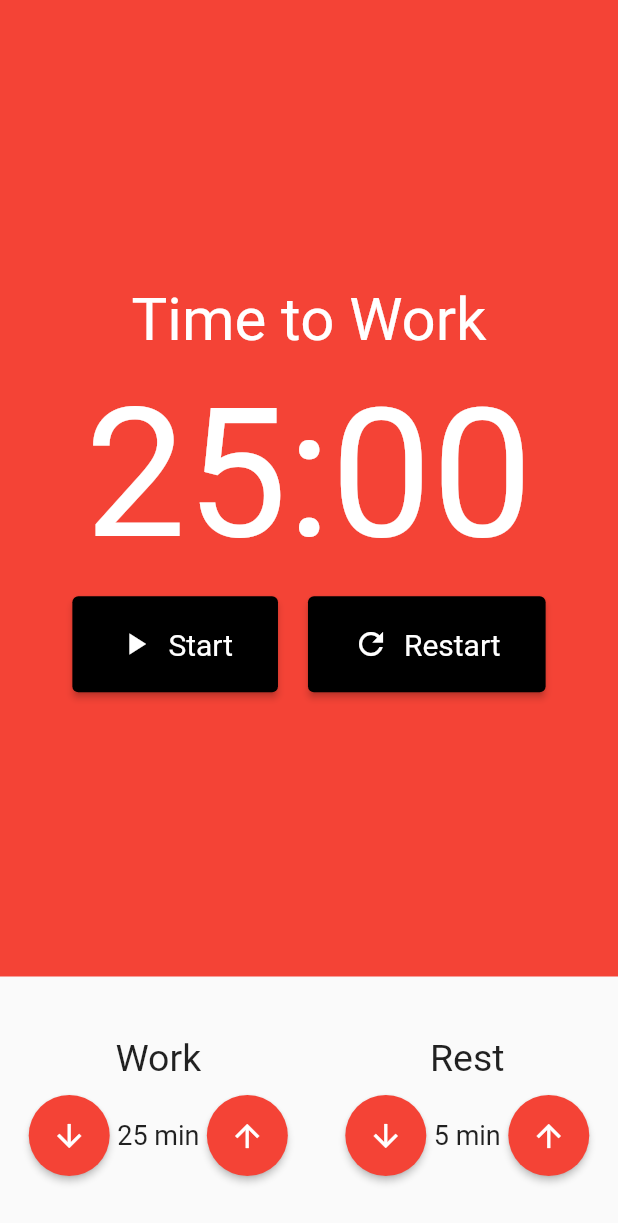
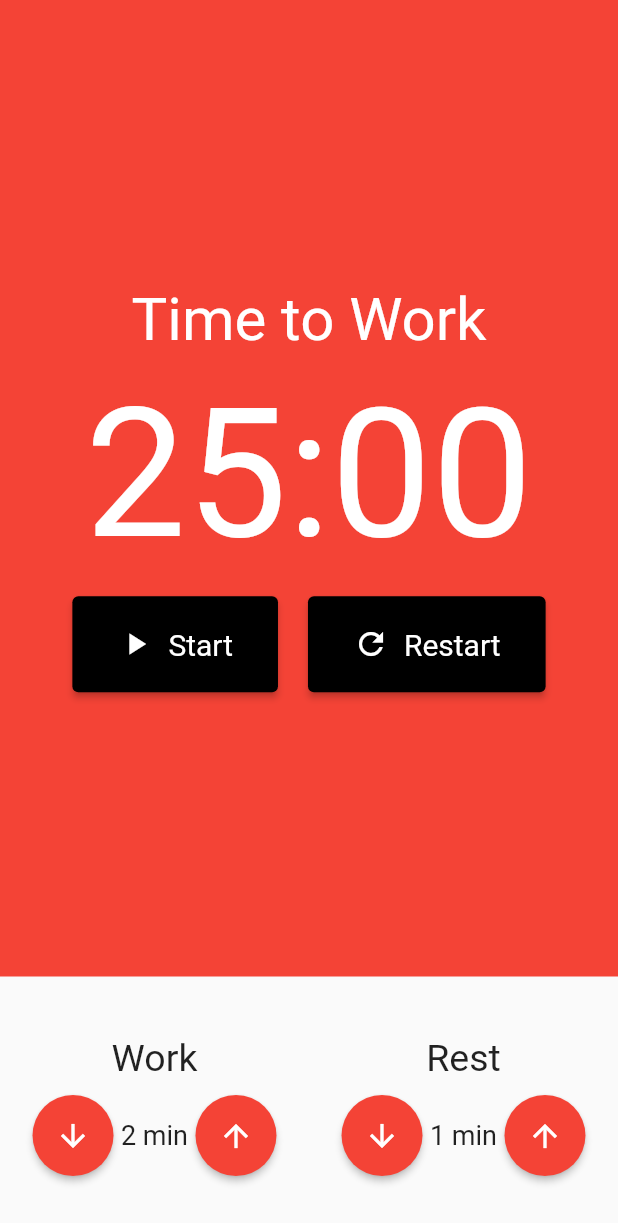
Before and after one commit to Luis020-hub/Pomodoro, a Flutter app: the screen it shows after launch, on a phone screen of 412 x 824 dp. Shown: the top 1223 px of the screen. Run offline on Flutter 3.47's test engine with Material 2 defaults, Android fonts, the phone set to English and light mode, and no system bars; our stand-ins replace mobx; generated files the repository leaves out were written again.

Commit message:
15/05/2023
- Utilizando o MultiProvider.
- Importando o workTime e restTime.
- Gerando o arquivo.g e chamando na pagina principal da aplicação.

```diff
--- a/lib/main.dart
+++ b/lib/main.dart
@@ -1,5 +1,7 @@
 import 'package:flutter/material.dart';
 import 'package:pomodoro/pages/pomodoro.dart';
+import 'package:pomodoro/store/pomodoro.store.dart';
+import 'package:provider/provider.dart';
 
 void main() {
   runApp(const MyApp());
@@ -10,13 +12,20 @@ class MyApp extends StatelessWidget {
 
   @override
   Widget build(BuildContext context) {
-    return MaterialApp(
-      title: 'Flutter Demo',
-      debugShowCheckedModeBanner: false,
-      theme: ThemeData(
-        primarySwatch: Colors.blue,
+    return MultiProvider(
+      providers: [
+        Provider<PomodoroStore>(
+          create: (_) => PomodoroStore(),
+        ),
+      ],
+      child: MaterialApp(
+        title: 'Flutter Demo',
+        debugShowCheckedModeBanner: false,
+        theme: ThemeData(
+          primarySwatch: Colors.blue,
+        ),
+        home: const Pomodoro(),
       ),
-      home: const Pomodoro(),
     );
   }
 }
--- a/lib/pages/pomodoro.dart
+++ b/lib/pages/pomodoro.dart
@@ -1,12 +1,16 @@
 import 'package:flutter/material.dart';
 import 'package:pomodoro/components/counter.dart';
 import 'package:pomodoro/components/input_time.dart';
+import 'package:pomodoro/store/pomodoro.store.dart';
+import 'package:provider/provider.dart';
 
 class Pomodoro extends StatelessWidget {
   const Pomodoro({super.key});
 
   @override
   Widget build(BuildContext context) {
+    final store = Provider.of<PomodoroStore>(context);
+
     return Scaffold(
       body: Column(
         mainAxisAlignment: MainAxisAlignment.center,
@@ -21,9 +25,9 @@ class Pomodoro extends StatelessWidget {
             ),
             child: Row(
               mainAxisAlignment: MainAxisAlignment.spaceAround,
-              children: const [
-                InputTime(title: 'Work', valor: 25),
-                InputTime(title: 'Rest', valor: 5),
+              children: [
+                InputTime(title: 'Work', valor: store.workTime),
+                InputTime(title: 'Rest', valor: store.restTime),
               ],
             ),
           )
```
Also changed, not shown: lib/store/pomodoro.store.dart (added, +35 -0 lines), lib/store/pomodoro.store.g.dart (added).
